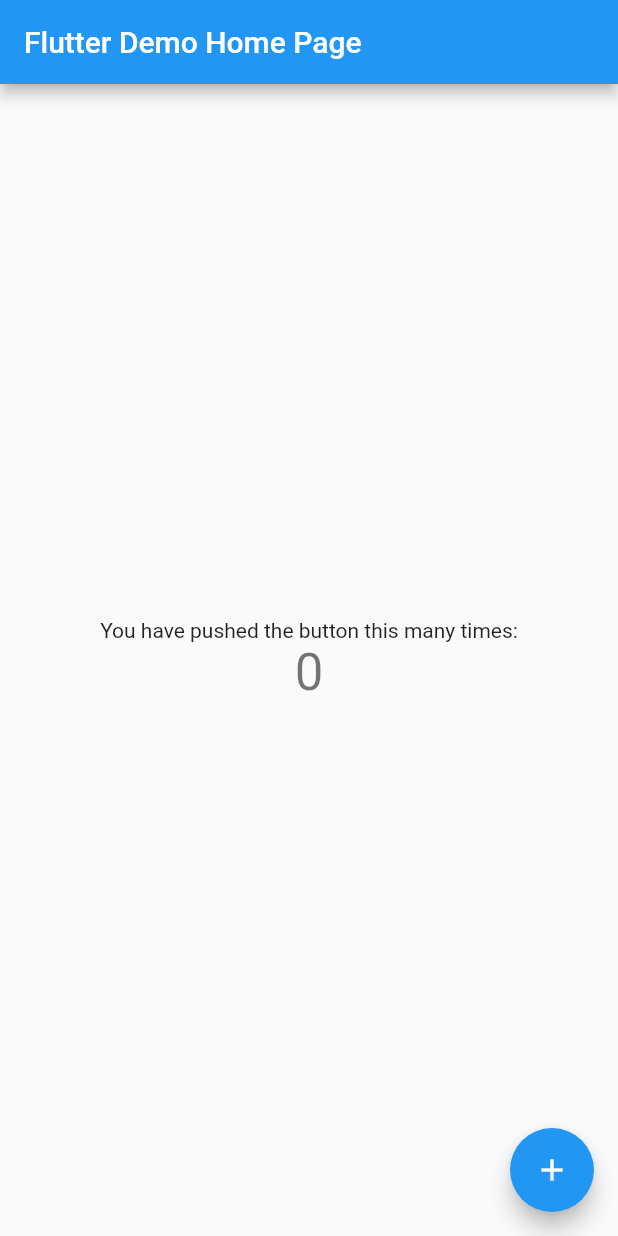
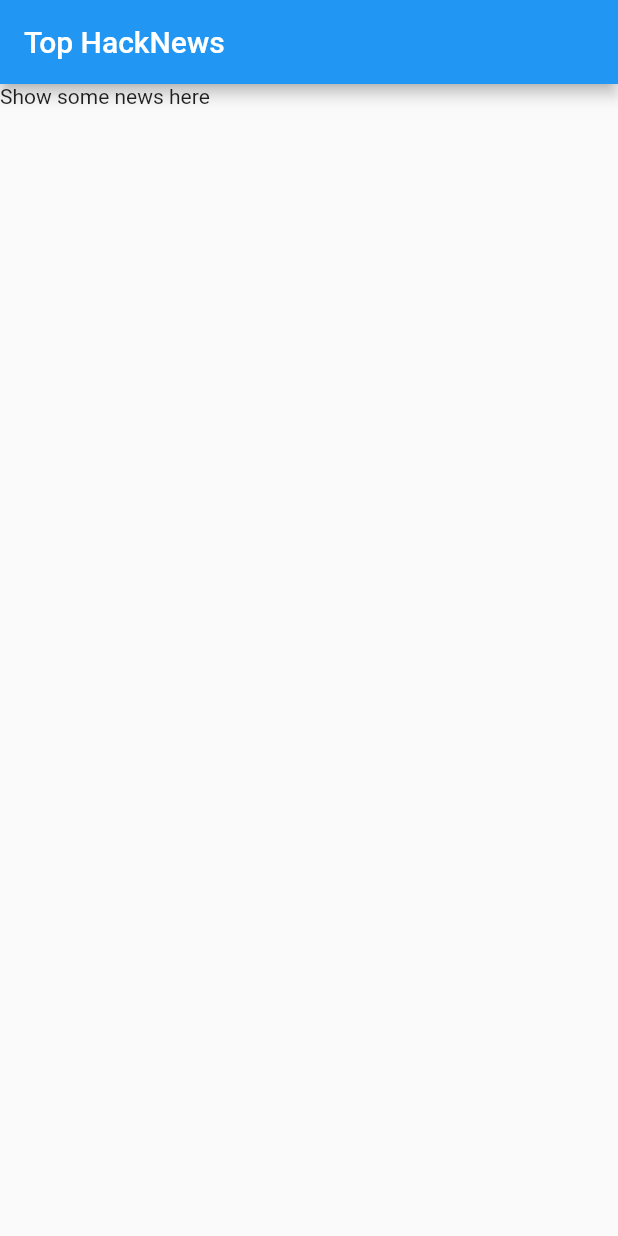
Before and after one commit to apatil88/FlutterDartProjects, a Flutter app: the screen it shows after launch, on a phone screen of 412 x 824 dp. Run offline on Flutter 3.47's test engine with Material 2 defaults, Android fonts, the phone set to English and light mode, and no system bars; our stand-ins replace rxdart, sqflite; accounts and stored records are empty.

Commit message:
Refactoring repository class and adding news list screen

```diff
--- a/flutter_newshack/lib/main.dart
+++ b/flutter_newshack/lib/main.dart
@@ -1,109 +1,6 @@
 import 'package:flutter/material.dart';
+import 'src/app.dart';
 
-void main() => runApp(new MyApp());
-
-class MyApp extends StatelessWidget {
-  // This widget is the root of your application.
-  @override
-  Widget build(BuildContext context) {
-    return new MaterialApp(
-      title: 'Flutter Demo',
-      theme: new ThemeData(
-        // This is the theme of your application.
-        //
-        // Try running your application with "flutter run". You'll see the
-        // application has a blue toolbar. Then, without quitting the app, try
-        // changing the primarySwatch below to Colors.green and then invoke
-        // "hot reload" (press "r" in the console where you ran "flutter run",
-        // or press Run > Flutter Hot Reload in IntelliJ). Notice that the
-        // counter didn't reset back to zero; the application is not restarted.
-        primarySwatch: Colors.blue,
-      ),
-      home: new MyHomePage(title: 'Flutter Demo Home Page'),
-    );
-  }
+void main() {
+  runApp(App());
 }
-
-class MyHomePage extends StatefulWidget {
-  MyHomePage({Key key, this.title}) : super(key: key);
-
-  // This widget is the home page of your application. It is stateful, meaning
-  // that it has a State object (defined below) that contains fields that affect
-  // how it looks.
-
-  // This class is the configuration for the state. It holds the values (in this
-  // case the title) provided by the parent (in this case the App widget) and
-  // used by the build method of the State. Fields in a Widget subclass are
-  // always marked "final".
-
-  final String title;
-
-  @override
-  _MyHomePageState createState() => new _MyHomePageState();
-}
-
-class _MyHomePageState extends State<MyHomePage> {
-  int _counter = 0;
-
-  void _incrementCounter() {
-    setState(() {
-      // This call to setState tells the Flutter framework that something has
-      // changed in this State, which causes it to rerun the build method below
-      // so that the display can reflect the updated values. If we changed
-      // _counter without calling setState(), then the build method would not be
-      // called again, and so nothing would appear to happen.
-      _counter++;
-    });
-  }
-
-  @override
-  Widget build(BuildContext context) {
-    // This method is rerun every time setState is called, for instance as done
-    // by the _incrementCounter method above.
-    //
-    // The Flutter framework has been optimized to make rerunning build methods
-    // fast, so that you can just rebuild anything that needs updating rather
-    // than having to individually change instances of widgets.
-    return new Scaffold(
-      appBar: new AppBar(
-        // Here we take the value from the MyHomePage object that was created by
-        // the App.build method, and use it to set our appbar title.
-        title: new Text(widget.title),
-      ),
-      body: new Center(
-        // Center is a layout widget. It takes a single child and positions it
-        // in the middle of the parent.
-        child: new Column(
-          // Column is also layout widget. It takes a list of children and
-          // arranges them vertically. By default, it sizes itself to fit its
-          // children horizontally, and tries to be as tall as its parent.
-          //
-          // Invoke "debug paint" (press "p" in the console where you ran
-          // "flutter run", or select "Toggle Debug Paint" from the Flutter tool
-          // window in IntelliJ) to see the wireframe for each widget.
-          //
-          // Column has various properties to control how it sizes itself and
-          // how it positions its children. Here we use mainAxisAlignment to
-          // center the children vertically; the main axis here is the vertical
-          // axis because Columns are vertical (the cross axis would be
-          // horizontal).
-          mainAxisAlignment: MainAxisAlignment.center,
-          children: <Widget>[
-            new Text(
-              'You have pushed the button this many times:',
-            ),
-            new Text(
-              '$_counter',
-              style: Theme.of(context).textTheme.display1,
-            ),
-          ],
-        ),
-      ),
-      floatingActionButton: new FloatingActionButton(
-        onPressed: _incrementCounter,
-        tooltip: 'Increment',
-        child: new Icon(Icons.add),
-      ), // This trailing comma makes auto-formatting nicer for build methods.
-    );
-  }
-}
--- /dev/null
+++ b/flutter_newshack/lib/src/app.dart
@@ -0,0 +1,12 @@
+import 'package:flutter/material.dart';
+import 'screens/news_list.dart';
+
+class App extends StatelessWidget {
+  @override
+  Widget build(BuildContext context) {
+    return MaterialApp(
+      title: 'NewsHack',
+      home: NewsList(),
+    );
+  }
+}
--- a/flutter_newshack/lib/src/resources/news_api_provider.dart
+++ b/flutter_newshack/lib/src/resources/news_api_provider.dart
@@ -3,10 +3,11 @@ import 'dart:async';
 import 'package:http/http.dart' show Client;
 
 import '../models/item_model.dart';
+import 'repository.dart';
 
 final _ROOT_URL = 'https://hacker-news.firebaseio.com/v0';
 
-class NewsApiProvider {
+class NewsApiProvider implements Source {
   Client client = Client();
 
   Future<List<int>> fetchTopIds() async {
--- /dev/null
+++ b/flutter_newshack/lib/src/screens/news_list.dart
@@ -0,0 +1,14 @@
+import 'package:flutter/material.dart';
+
+class NewsList extends StatelessWidget {
+  @override
+  Widget build(BuildContext context) {
+    // TODO: implement build
+    return Scaffold(
+      appBar: AppBar(
+        title: Text('Top HackNews'),
+      ),
+      body: Text('Show some news here'),
+    );
+  }
+}
```
Also changed, not shown: flutter_newshack/lib/src/resources/news_db_provider.dart (+14 -1 lines), flutter_newshack/lib/src/resources/repository.dart (+33 -12 lines).
